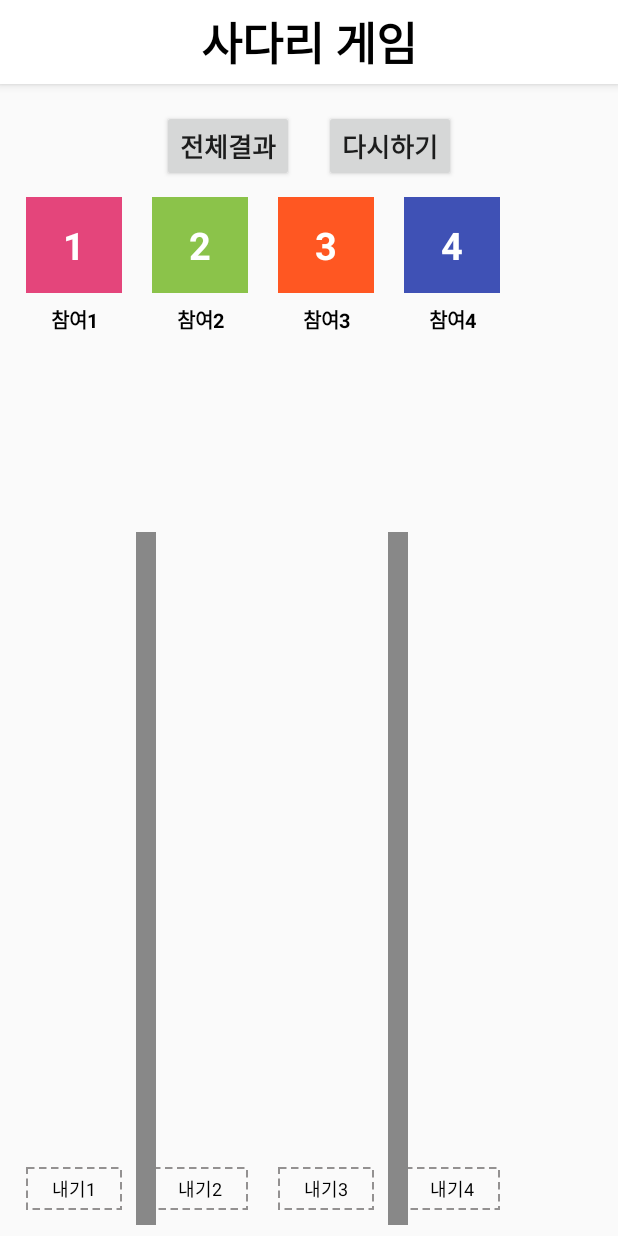
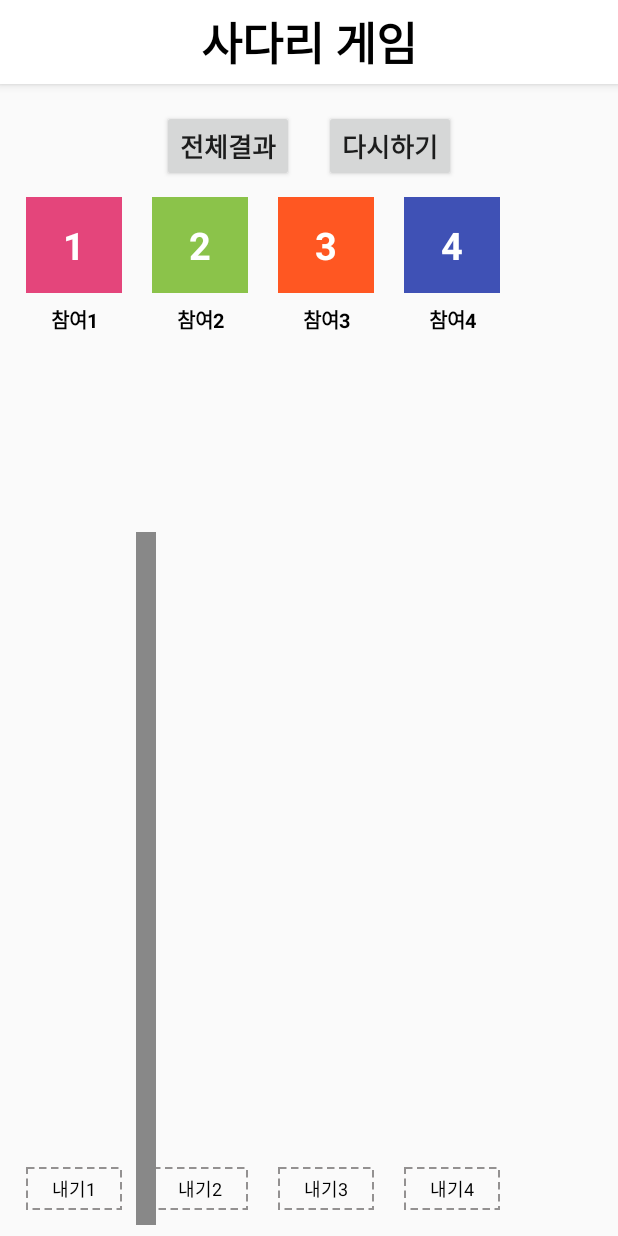
Before and after one commit to EunHoJeong/LadderGame, an Android app: the screen it shows after launch (MainActivity), after a tap on "사다리게임 시작 >", on a phone screen of 412 x 824 dp. Run offline under Robolectric (Android 15) with nearby library versions, the phone set to English and light mode, and no system bars; 2 statements that could not run were skipped.

Commit message:
LadderLine Draw Hanlder Test

```diff
--- a/app/src/main/java/com/polared/laddergame/LadderCanvas.java
+++ b/app/src/main/java/com/polared/laddergame/LadderCanvas.java
@@ -22,6 +22,7 @@ public class LadderCanvas extends View {
     private boolean isLeft;
     private boolean isTop;
     private boolean isDrawingDiagonal;
+    private boolean isAllDrawing;
 
     private int lineCount;
     private int lineNum;
@@ -51,6 +52,13 @@ public class LadderCanvas extends View {
 
     boolean isAnimation;
 
+    private int[] colors = new int[]{R.color.my_pink, R.color.my_green, R.color.my_orange, R.color.my_indigo
+            , R.color.my_yellow, R.color.my_turquoise, R.color.my_purple, R.color.my_sky
+            , R.color.my_brown, R.color.my_gray, R.color.my_red, R.color.my_beige };
+
+    private Handler handler = new Handler(Looper.myLooper()){
+
+    };
 
 
 
@@ -61,6 +69,10 @@ public class LadderCanvas extends View {
         super(context);
         this.lineCount = lineCount;
         this.callbackLadderResult = callbackLadderResult;
+
+        paint = new Paint();
+        paint.setColor(Color.GRAY);
+        paint.setStrokeWidth(20);
     }
 
     public LadderCanvas(Context context, @Nullable AttributeSet attrs) {
@@ -73,18 +85,34 @@ public class LadderCanvas extends View {
 
     public void init(int position){
         lineCount = position;
+        paint.setColor(Color.GRAY);
+        invalidate();
+    }
+
+    public void ladderStart(){
+        ladderResult = new int[lineCount];
+        isStart = true;
+        invalidate();
+    }
+
+    public void allLadderResult(){
+        isAllDrawing = true;
         invalidate();
     }
 
     public void goAnimation(int position){
         drawList = new ArrayList<>();
+
         lineNum = position;
         heightNum = 1;
+
+        paint.setColor(colors[lineNum-1]);
+
         startX = 135+(lineNum*252);
         startY = 350;
         stopX =  135+(lineNum*252);
         stopY = 350;
-        Log.d("Test", "x = " + startX + " y = " + startY + " sX = " + stopX + " sY= " +stopY);
+
         invalidate();
     }
 
@@ -92,19 +120,19 @@ public class LadderCanvas extends View {
     protected void onDraw(Canvas canvas) {
         super.onDraw(canvas);
 
-        paint = new Paint();
+        canvas.drawLine(135, 350, 135, 1650, paint);
+
+        handler.post(new Runnable() {
+            int i = 0;
+            @Override
+            public void run() {
+                canvas.drawLine(135+(i*252), 350, 135+(i*252), 1650, paint);
+                i++;
+                handler.postDelayed(this, 2000);
+            }
+        });
 
 
-
-
-        paint.setColor(Color.GRAY);
-        paint.setStrokeWidth(20);
-
-        canvas.drawLine(135, 350, 135, 1650, paint);
-
-        for (int i = 1; i < lineCount; i++) {
-            canvas.drawLine(135+(i*252), 350, 135+(i*252), 1650, paint);
-        }
 
         if (isStart) {
             random = new Random();
@@ -120,10 +148,9 @@ public class LadderCanvas extends View {
         }
 
 
-        if(isAnimation){
+        if (isAnimation) {
             drawWidthLine(canvas);
 
-            paint.setColor(Color.RED);
 
             for(int i = 0; i < drawList.size(); i++){
                 canvas.drawLine(drawList.get(i).getStartX()
@@ -140,6 +167,10 @@ public class LadderCanvas extends View {
                 animationLocationY(canvas);
             }
 
+
+        }
+
+        if (isAllDrawing) {
 
         }
 
@@ -335,7 +366,6 @@ public class LadderCanvas extends View {
     }
 
     private void drawWidthLine(Canvas canvas) {
-        ladderResult = new int[lineCount];
 
         for (int i = 0; i < lineCount -1; i++) {
             for(int j = 0; j < 10; j++){
@@ -478,11 +508,6 @@ public class LadderCanvas extends View {
         return hasLine;
     }
 
-    public void setIsStart(boolean isStart){
-        Log.d("Test", "setIsStart = " + isStart);
-        this.isStart = isStart;
-    }
-
     public void setIsAnimation(boolean animation){
         isAnimation = animation;
     }
--- a/app/src/main/java/com/polared/laddergame/MainActivity.java
+++ b/app/src/main/java/com/polared/laddergame/MainActivity.java
@@ -205,9 +205,6 @@ public class MainActivity extends AppCompatActivity {
             registerTvBetName();
 
             isStart = true;
-            ladderCanvas.setIsStart(true);
-            ladderCanvas.invalidate();
-
 
             btnStart.setVisibility(View.INVISIBLE);
             btnModifyBet.setText("다시하기");
@@ -261,9 +258,9 @@ public class MainActivity extends AppCompatActivity {
 
     private void registerBtnParticipantInput() {
         btnParticipantInput.setOnClickListener(v -> {
-            if(isStart){
-
-            }else{
+            if (isStart) {
+                ladderCanvas.allLadderResult();
+            } else {
                 Intent intent = new Intent(this, ParticipantSetting.class);
                 intent.putExtra("participantNumber", participantNumber);
 
```
